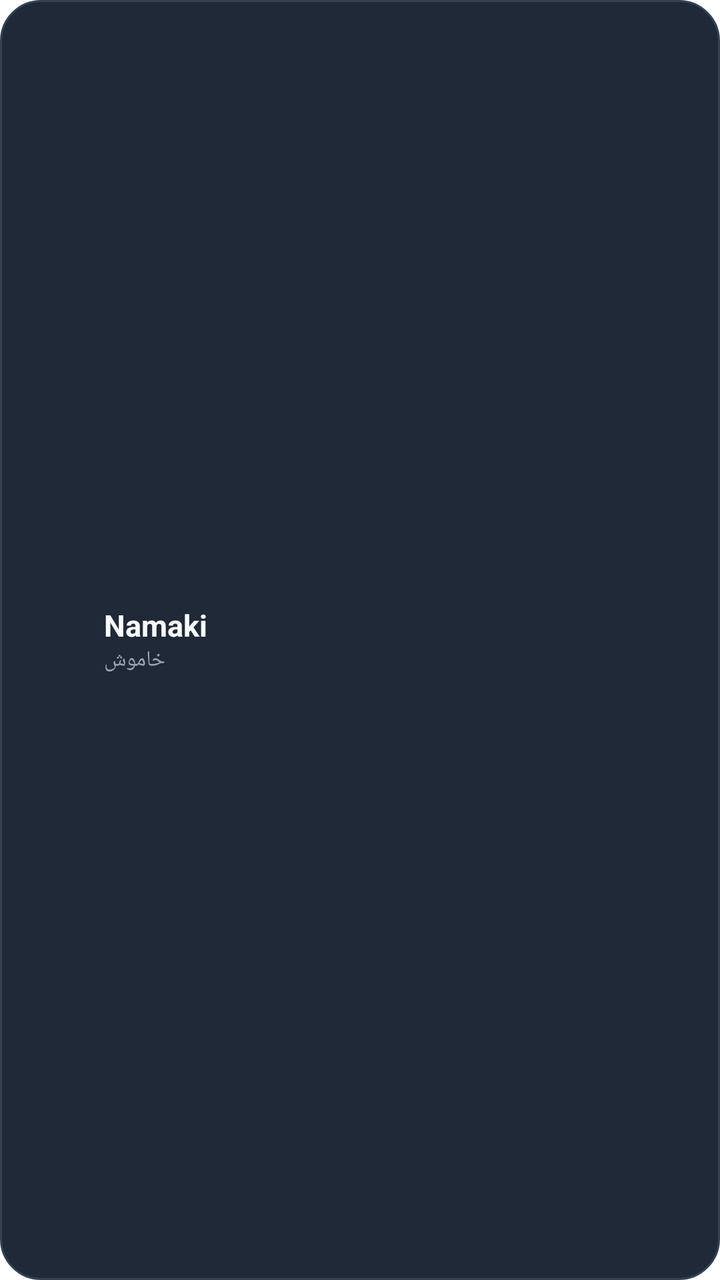
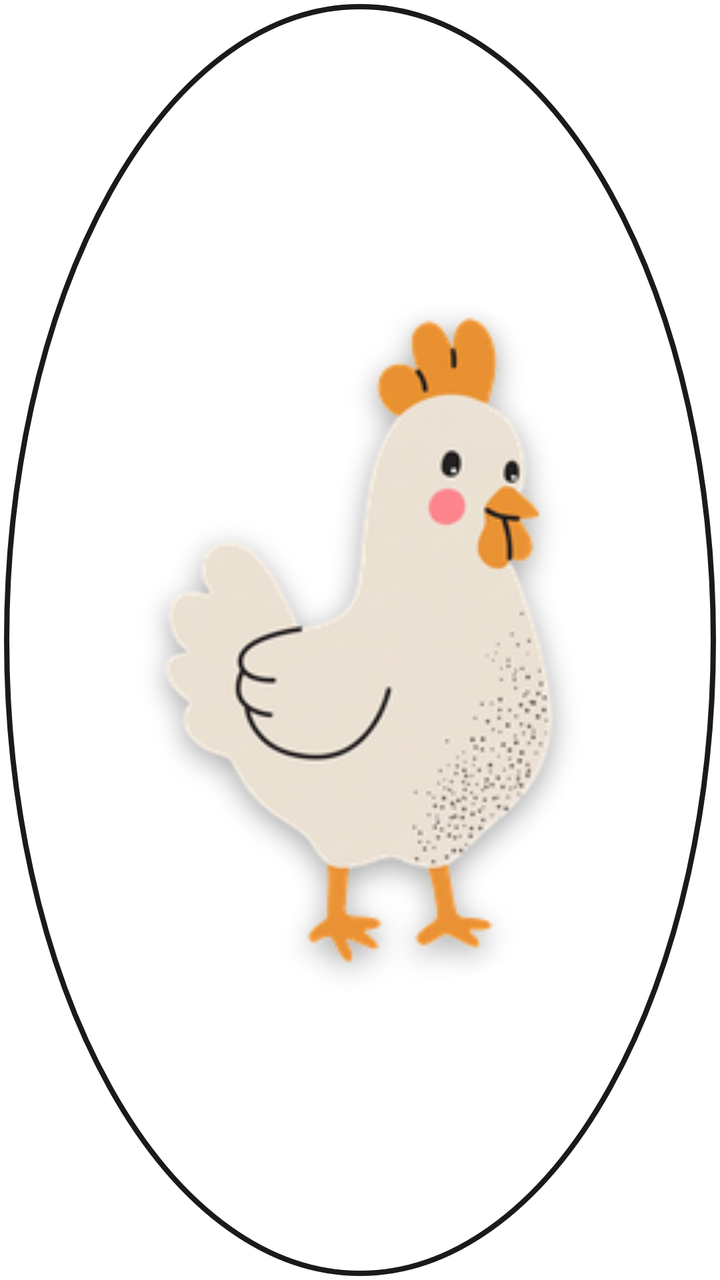

Two renders of the same Android screen: before a commit and after it. Below are the layout's source before the change and the commit's diff.
<!-- AndroidManifest.xml: fallback theme Theme.MaterialComponents.DayNight.NoActionBar -->
<!-- res/layout/widget_connect.xml -->
<?xml version="1.0" encoding="utf-8"?>
<LinearLayout xmlns:android="http://schemas.android.com/apk/res/android"
    android:id="@+id/widget_root"
    android:layout_width="match_parent"
    android:layout_height="match_parent"
    android:background="@drawable/widget_card_off"
    android:gravity="center_vertical"
    android:orientation="horizontal"
    android:paddingStart="10dp"
    android:paddingEnd="12dp"
    android:paddingTop="4dp"
    android:paddingBottom="4dp">

    
    <ImageView
        android:id="@+id/widget_icon"
        android:layout_width="32dp"
        android:layout_height="32dp"
        android:contentDescription="@null"
        android:scaleType="fitCenter"
        android:src="@mipmap/ic_launcher" />

    
    <LinearLayout
        android:layout_width="0dp"
        android:layout_height="wrap_content"
        android:layout_marginStart="10dp"
        android:layout_marginEnd="8dp"
        android:layout_weight="1"
        android:orientation="vertical">

        <TextView
            android:id="@+id/widget_title"
            android:layout_width="wrap_content"
            android:layout_height="wrap_content"
            android:maxLines="1"
            android:text="@string/app_name"
            android:textColor="@color/widget_off_title"
            android:textSize="15sp"
            android:textStyle="bold" />

        <TextView
            android:id="@+id/widget_status"
            android:layout_width="wrap_content"
            android:layout_height="wrap_content"
            android:maxLines="1"
            android:text="@string/widget_status_off"
            android:textColor="@color/widget_off_status"
            android:textSize="11sp" />
    </LinearLayout>

    
    <ImageView
        android:id="@+id/widget_state_icon"
        android:layout_width="28dp"
        android:layout_height="28dp"
        android:contentDescription="@null"
        android:scaleType="fitCenter"
        android:src="@drawable/widget_state_off" />
</LinearLayout>
<!-- resources referenced by this layout -->
<resources>
  <color name="widget_off_status">#FF9CA3AF</color>
  <color name="widget_off_title">#FFF9FAFB</color>
  <!-- drawable widget_card_off (drawable) -->
  <?xml version="1.0" encoding="utf-8"?>
  <shape xmlns:android="http://schemas.android.com/apk/res/android"
      android:shape="rectangle">
      <solid android:color="@color/widget_off_card" />
      <stroke
          android:width="1dp"
          android:color="@color/widget_off_card_stroke" />
      <corners android:radius="20dp" />
  </shape>
  <!-- drawable widget_state_off (drawable) -->
  <?xml version="1.0" encoding="utf-8"?>
  <animated-vector xmlns:android="http://schemas.android.com/apk/res/android"
      android:drawable="@drawable/widget_state_off_vector">
      <target
          android:name="powerGroup"
          android:animation="@animator/widget_power_pop" />
      <target
          android:name="power"
          android:animation="@animator/widget_power_fade" />
  </animated-vector>
  <!-- mipmap ic_launcher (mipmap-anydpi-v26) -->
  <?xml version="1.0" encoding="utf-8"?>
  <adaptive-icon xmlns:android="http://schemas.android.com/apk/res/android">
      <background android:drawable="@mipmap/ic_launcher_background" />
      <foreground android:drawable="@mipmap/ic_launcher_foreground" />
  </adaptive-icon>
  <string name="app_name">Namaki</string>
  <string name="widget_status_off">خاموش</string>
  <color name="widget_off_card">#FF1F2937</color>
  <color name="widget_off_card_stroke">#FF374151</color>
  <!-- drawable widget_state_off_vector (drawable) -->
  <?xml version="1.0" encoding="utf-8"?>
  <vector xmlns:android="http://schemas.android.com/apk/res/android"
      android:width="48dp"
      android:height="48dp"
      android:viewportWidth="48"
      android:viewportHeight="48">
      <group
          android:name="powerGroup"
          android:pivotX="12"
          android:pivotY="12"
          android:translateX="12"
          android:translateY="12">
          <path
              android:name="power"
              android:fillColor="#FFFFFFFF"
              android:fillAlpha="1"
              android:pathData="M13,3h-2v10h2L13,3zM17.83,5.17l-1.42,1.42C17.99,7.86 19,9.81 19,12c0,3.87 -3.13,7 -7,7s-7,-3.13 -7,-7c0,-2.19 1.01,-4.14 2.58,-5.42L6.17,5.17C4.23,6.82 3,9.26 3,12c0,4.97 4.03,9 9,9s9,-4.03 9,-9c0,-2.74 -1.23,-5.18 -3.17,-6.83z" />
      </group>
  </vector>
</resources>

<!-- the commit's change to res/layout/widget_connect.xml (unified diff, before → after) -->
@@ -1,60 +1,25 @@
 <?xml version="1.0" encoding="utf-8"?>
-<LinearLayout xmlns:android="http://schemas.android.com/apk/res/android"
+<FrameLayout xmlns:android="http://schemas.android.com/apk/res/android"
     android:id="@+id/widget_root"
     android:layout_width="match_parent"
-    android:layout_height="match_parent"
-    android:background="@drawable/widget_card_off"
-    android:gravity="center_vertical"
-    android:orientation="horizontal"
-    android:paddingStart="10dp"
-    android:paddingEnd="12dp"
-    android:paddingTop="4dp"
-    android:paddingBottom="4dp">
+    android:layout_height="match_parent">
 
     
     <ImageView
-        android:id="@+id/widget_icon"
-        android:layout_width="32dp"
-        android:layout_height="32dp"
+        android:id="@+id/widget_ring"
+        android:layout_width="match_parent"
+        android:layout_height="match_parent"
         android:contentDescription="@null"
         android:scaleType="fitCenter"
-        android:src="@mipmap/ic_launcher" />
-
-    
-    <LinearLayout
-        android:layout_width="0dp"
-        android:layout_height="wrap_content"
-        android:layout_marginStart="10dp"
-        android:layout_marginEnd="8dp"
-        android:layout_weight="1"
-        android:orientation="vertical">
-
-        <TextView
-            android:id="@+id/widget_title"
-            android:layout_width="wrap_content"
-            android:layout_height="wrap_content"
-            android:maxLines="1"
-            android:text="@string/app_name"
-            android:textColor="@color/widget_off_title"
-            android:textSize="15sp"
-            android:textStyle="bold" />
-
-        <TextView
-            android:id="@+id/widget_status"
-            android:layout_width="wrap_content"
-            android:layout_height="wrap_content"
-            android:maxLines="1"
-            android:text="@string/widget_status_off"
-            android:textColor="@color/widget_off_status"
-            android:textSize="11sp" />
-    </LinearLayout>
+        android:src="@drawable/widget_ring_off" />
 
     
     <ImageView
-        android:id="@+id/widget_state_icon"
-        android:layout_width="28dp"
-        android:layout_height="28dp"
+        android:id="@+id/widget_hen"
+        android:layout_width="match_parent"
+        android:layout_height="match_parent"
+        android:layout_margin="4dp"
         android:contentDescription="@null"
         android:scaleType="fitCenter"
-        android:src="@drawable/widget_state_off" />
-</LinearLayout>
+        android:src="@drawable/widget_hen" />
+</FrameLayout>
<!-- resource entries referenced after the edit -->
@@ -1,57 +1,16 @@
 <!-- resources referenced by this layout -->
 <resources>
-  <color name="widget_off_status">#FF9CA3AF</color>
-  <color name="widget_off_title">#FFF9FAFB</color>
-  <!-- drawable widget_card_off (drawable) -->
+  <!-- drawable widget_hen: png bitmap (drawable-nodpi, 34480 bytes) -->
+  <!-- drawable widget_ring_off (drawable) -->
   <?xml version="1.0" encoding="utf-8"?>
-  <shape xmlns:android="http://schemas.android.com/apk/res/android"
-      android:shape="rectangle">
-      <solid android:color="@color/widget_off_card" />
-      <stroke
-          android:width="1dp"
-          android:color="@color/widget_off_card_stroke" />
-      <corners android:radius="20dp" />
-  </shape>
-  <!-- drawable widget_state_off (drawable) -->
-  <?xml version="1.0" encoding="utf-8"?>
-  <animated-vector xmlns:android="http://schemas.android.com/apk/res/android"
-      android:drawable="@drawable/widget_state_off_vector">
-      <target
-          android:name="powerGroup"
-          android:animation="@animator/widget_power_pop" />
-      <target
-          android:name="power"
-          android:animation="@animator/widget_power_fade" />
-  </animated-vector>
-  <!-- mipmap ic_launcher (mipmap-anydpi-v26) -->
-  <?xml version="1.0" encoding="utf-8"?>
-  <adaptive-icon xmlns:android="http://schemas.android.com/apk/res/android">
-      <background android:drawable="@mipmap/ic_launcher_background" />
-      <foreground android:drawable="@mipmap/ic_launcher_foreground" />
-  </adaptive-icon>
-  <string name="app_name">Namaki</string>
-  <string name="widget_status_off">خاموش</string>
-  <color name="widget_off_card">#FF1F2937</color>
-  <color name="widget_off_card_stroke">#FF374151</color>
-  <!-- drawable widget_state_off_vector (drawable) -->
-  <?xml version="1.0" encoding="utf-8"?>
-  <vector xmlns:android="http://schemas.android.com/apk/res/android"
-      android:width="48dp"
-      android:height="48dp"
-      android:viewportWidth="48"
-      android:viewportHeight="48">
-      <group
-          android:name="powerGroup"
-          android:pivotX="12"
-          android:pivotY="12"
-          android:translateX="12"
-          android:translateY="12">
-          <path
-              android:name="power"
-              android:fillColor="#FFFFFFFF"
-              android:fillAlpha="1"
-              android:pathData="M13,3h-2v10h2L13,3zM17.83,5.17l-1.42,1.42C17.99,7.86 19,9.81 19,12c0,3.87 -3.13,7 -7,7s-7,-3.13 -7,-7c0,-2.19 1.01,-4.14 2.58,-5.42L6.17,5.17C4.23,6.82 3,9.26 3,12c0,4.97 4.03,9 9,9s9,-4.03 9,-9c0,-2.74 -1.23,-5.18 -3.17,-6.83z" />
-      </group>
-  </vector>
+  <inset xmlns:android="http://schemas.android.com/apk/res/android"
+      android:inset="2dp">
+      <shape android:shape="oval">
+          <solid android:color="#FFFFFFFF" />
+          <stroke
+              android:width="2.5dp"
+              android:color="#1A1A1A" />
+      </shape>
+  </inset>
 </resources>
 
